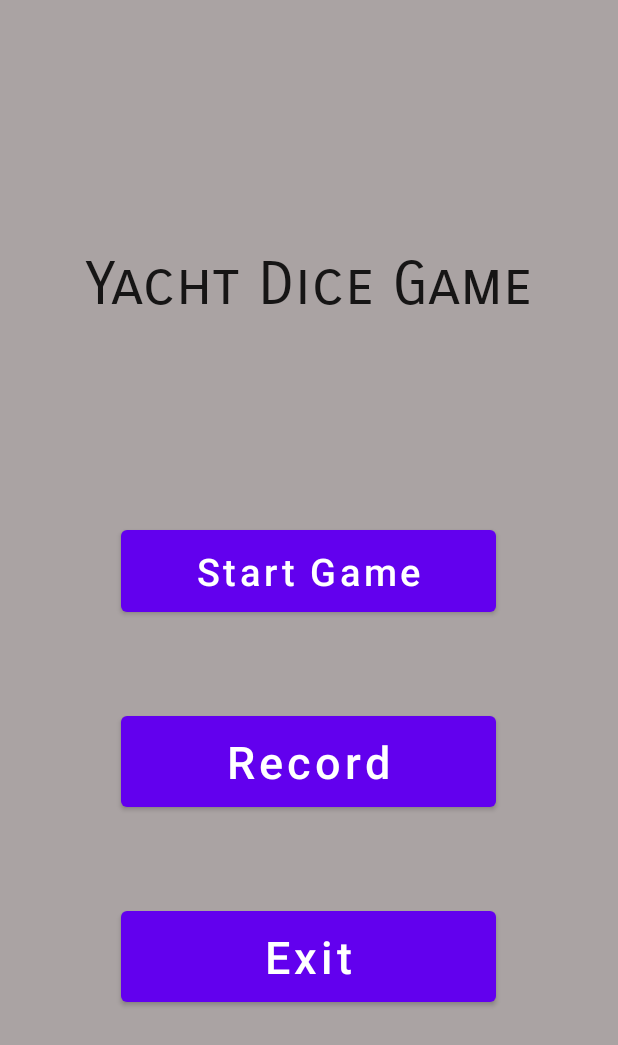
After one commit to choius323/YachtGame, an Android app: the startPage screen opened directly, with no data from a screen before it, on a phone screen of 412 x 824 dp. The commit adds this screen. Shown: the top 1045 px of the screen. Run offline under Robolectric (Android 15) with nearby library versions, the phone set to English and light mode, and no system bars.

Commit message:
Add start page

```diff
--- /dev/null
+++ b/app/src/main/java/com/example/yachtgame/startPage.java
@@ -0,0 +1,57 @@
+package com.example.yachtgame;
+
+import androidx.appcompat.app.AppCompatActivity;
+
+import android.content.Intent;
+import android.os.Bundle;
+import android.view.View;
+import android.widget.Toast;
+
+public class startPage extends AppCompatActivity {
+
+    @Override
+    protected void onCreate(Bundle savedInstanceState) {
+        super.onCreate(savedInstanceState);
+        setContentView(R.layout.activity_start_page);
+
+        findViewById(R.id.btnStartGame).setOnClickListener(v -> {
+            Intent intent = new Intent(getApplicationContext(), MainActivity.class);
+            startActivity(intent);
+//                overridePendingTransition(R.anim.fadein, R.anim.fadeout);
+        });
+
+//        Record 버튼 클릭
+        findViewById(R.id.btnViewRecord).setOnClickListener(v -> Toast.makeText(getApplicationContext(), "개발중인 기능입니다.", Toast.LENGTH_SHORT).show());
+
+//        Exit 버튼 클릭
+        findViewById(R.id.btnExit).setOnClickListener(v -> finish());
+
+        doFullScreen();
+    }
+
+    //    전체화면 모드
+    @Override
+    public void onWindowFocusChanged(boolean hasFocus) {
+        super.onWindowFocusChanged(hasFocus);
+        if (hasFocus) {
+            getWindow().getDecorView().setSystemUiVisibility(
+                    View.SYSTEM_UI_FLAG_LAYOUT_STABLE
+                            | View.SYSTEM_UI_FLAG_LAYOUT_HIDE_NAVIGATION
+                            | View.SYSTEM_UI_FLAG_LAYOUT_FULLSCREEN
+                            | View.SYSTEM_UI_FLAG_HIDE_NAVIGATION
+                            | View.SYSTEM_UI_FLAG_FULLSCREEN
+                            | View.SYSTEM_UI_FLAG_IMMERSIVE_STICKY);
+        }
+    }
+
+    private void doFullScreen() {
+        View decorView = getWindow().getDecorView();
+        decorView.setSystemUiVisibility(
+                View.SYSTEM_UI_FLAG_IMMERSIVE_STICKY |
+                        View.SYSTEM_UI_FLAG_LAYOUT_STABLE |
+                        View.SYSTEM_UI_FLAG_LAYOUT_HIDE_NAVIGATION |
+                        View.SYSTEM_UI_FLAG_LAYOUT_FULLSCREEN |
+                        View.SYSTEM_UI_FLAG_HIDE_NAVIGATION |
+                        View.SYSTEM_UI_FLAG_FULLSCREEN);
+    }
+}
--- /dev/null
+++ b/app/src/main/res/anim/fadein.xml
@@ -0,0 +1,5 @@
+<?xml version="1.0" encoding="utf-8"?>
+<alpha xmlns:android="http://schemas.android.com/apk/res/android"
+    android:duration="500"
+    android:fromAlpha="0.0"
+    android:toAlpha="1.0"/>
--- /dev/null
+++ b/app/src/main/res/anim/fadeout.xml
@@ -0,0 +1,5 @@
+<?xml version="1.0" encoding="utf-8"?>
+<alpha xmlns:android="http://schemas.android.com/apk/res/android"
+    android:duration="500"
+    android:fromAlpha="1.0"
+    android:toAlpha="0.0"/>
--- a/app/src/main/res/layout/activity_main.xml
+++ b/app/src/main/res/layout/activity_main.xml
@@ -4,7 +4,6 @@
     xmlns:tools="http://schemas.android.com/tools"
     android:layout_width="match_parent"
     android:layout_height="match_parent"
-    android:background="@color/main_background_color"
     android:theme="@style/ThemeOverlay.YachtGame.FullscreenContainer"
     tools:context=".MainActivity">
 
@@ -318,6 +317,8 @@
         android:layout_centerHorizontal="true"
         android:layout_marginEnd="176dp"
         android:layout_marginBottom="-110sp"
+        android:paddingHorizontal="40dp"
+        android:letterSpacing="0.3"
         android:onClick="rollDices"
         android:text="@string/rollButton" />
 
--- /dev/null
+++ b/app/src/main/res/layout/activity_start_page.xml
@@ -0,0 +1,52 @@
+<?xml version="1.0" encoding="utf-8"?>
+<RelativeLayout xmlns:android="http://schemas.android.com/apk/res/android"
+    xmlns:tools="http://schemas.android.com/tools"
+    android:layout_width="match_parent"
+    android:layout_height="match_parent"
+    android:theme="@style/ThemeOverlay.YachtGame.FullscreenContainer"
+    tools:context=".startPage">
+
+    <TextView
+        android:id="@+id/title"
+        android:layout_width="wrap_content"
+        android:layout_height="wrap_content"
+        android:layout_alignBottom="@+id/btnStartGame"
+        android:layout_centerHorizontal="true"
+        android:layout_marginBottom="200dp"
+        android:fontFamily="sans-serif-smallcaps"
+        android:text="@string/app_name"
+        android:textSize="40sp"
+        android:theme="@style/MaterialAlertDialog.MaterialComponents.Title.Text" />
+
+    <Button
+        android:id="@+id/btnStartGame"
+        android:layout_width="250dp"
+        android:layout_height="wrap_content"
+        android:layout_alignBottom="@+id/btnViewRecord"
+        android:layout_centerHorizontal="true"
+        android:layout_marginBottom="130dp"
+        android:text="@string/startGame"
+        android:textSize="25sp"
+        android:theme="@style/StartPageButton" />
+
+    <Button
+        android:id="@+id/btnViewRecord"
+        android:layout_width="250dp"
+        android:layout_height="wrap_content"
+        android:layout_alignBottom="@id/btnExit"
+        android:layout_centerHorizontal="true"
+        android:layout_marginBottom="130dp"
+        android:text="@string/viewRecord"
+        android:theme="@style/StartPageButton" />
+
+    <Button
+        android:id="@+id/btnExit"
+        android:layout_width="250dp"
+        android:layout_height="wrap_content"
+        android:layout_alignParentBottom="true"
+        android:layout_centerHorizontal="true"
+        android:layout_marginBottom="150dp"
+        android:text="@string/exit"
+        android:theme="@style/StartPageButton" />
+
+</RelativeLayout>
--- a/app/src/main/res/values/strings.xml
+++ b/app/src/main/res/values/strings.xml
@@ -1,5 +1,5 @@
 <resources>
-    <string name="app_name" translatable="false">YachtGame</string>
+    <string name="app_name" translatable="false">Yacht Dice Game</string>
     <string name="score1Name" translatable="false">Ones</string>
     <string name="score2Name" translatable="false">Twos</string>
     <string name="score3Name" translatable="false">Threes</string>
@@ -16,4 +16,7 @@
     <string name="totalScoreName" translatable="false">Total Score</string>
     <string name="rollButton" translatable="false">ROLL</string>
     <string name="rollCountText" translatable="false">Roll Count : %d / 3</string>
+    <string name="startGame" translatable="false">Start Game</string>
+    <string name="exit" translatable="false">Exit</string>
+    <string name="viewRecord" translatable="false">Record</string>
 </resources>
--- a/app/src/main/res/values/styles.xml
+++ b/app/src/main/res/values/styles.xml
@@ -10,11 +10,16 @@
         <item name="android:buttonBarStyle">?android:attr/buttonBarStyle</item>
     </style>
 
-    <style name="TableStyle" parent="">
+    <style name="TableStyle">
         <item name="android:textSize">20sp</item>
         <item name="android:layout_marginVertical">1dp</item>
         <item name="android:layout_marginHorizontal">1dp</item>
         <item name="android:background">@color/table_background</item>
         <item name="android:padding">1dp</item>
     </style>
+
+    <style name="StartPageButton" parent="">
+        <item name="android:paddingVertical">10dp</item>
+        <item name="android:textAllCaps">false</item>
+    </style>
 </resources>
--- a/app/src/main/res/values/themes.xml
+++ b/app/src/main/res/values/themes.xml
@@ -12,16 +12,20 @@
         <!-- Status bar color. -->
         <item name="android:statusBarColor" tools:targetApi="l">?attr/colorPrimaryVariant</item>
         <!-- Customize your theme here. -->
+        <item name="android:windowActionBar">false</item>
+        <item name="android:windowNoTitle">true</item>
     </style>
 
     <style name="Theme.YachtGame.Fullscreen" parent="Theme.YachtGame">
         <item name="android:actionBarStyle">@style/Widget.Theme.YachtGame.ActionBar.Fullscreen</item>
         <item name="android:windowActionBarOverlay">true</item>
         <item name="android:windowBackground">@null</item>
+
     </style>
 
-    <style name="ThemeOverlay.YachtGame.FullscreenContainer" parent="">
-        <item name="fullscreenBackgroundColor">@color/light_blue_600</item>
+    <style name="ThemeOverlay.YachtGame.FullscreenContainer" parent="Theme.YachtGame.Fullscreen">
         <item name="fullscreenTextColor">@color/light_blue_A200</item>
+        <item name="android:background">@color/main_background_color</item>
+        <item name="android:textSize">30sp</item>
     </style>
 </resources>
```
Also changed, not shown: app/src/main/AndroidManifest.xml (+10 -3 lines), app/src/main/java/com/example/yachtgame/MainActivity.java (+16 -3 lines).
